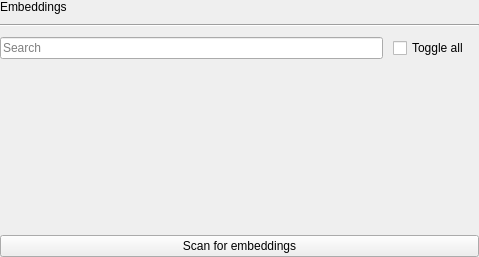
The window that src/airunner/widgets/embeddings/templates/embeddings_container.ui (Capsize-Games/airunner) describes before a commit, drawn with Qt 5.
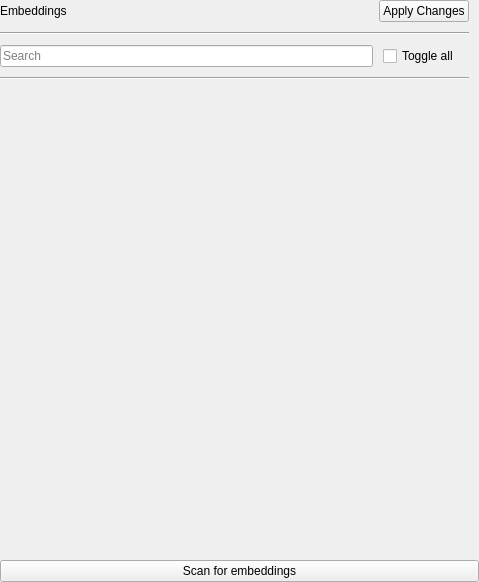
The same window after the commit. Custom widgets are drawn as their Qt base class.

Diff of the .ui file:
```diff
--- a/src/airunner/widgets/embeddings/templates/embeddings_container.ui
+++ b/src/airunner/widgets/embeddings/templates/embeddings_container.ui
@@ -7,7 +7,7 @@
     <x>0</x>
     <y>0</y>
     <width>479</width>
-    <height>257</height>
+    <height>582</height>
    </rect>
   </property>
   <property name="windowTitle">
@@ -32,51 +32,8 @@
    <property name="verticalSpacing">
     <number>10</number>
    </property>
-   <item row="0" column="0">
-    <widget class="QLabel" name="label">
-     <property name="text">
-      <string>Embeddings</string>
-     </property>
-    </widget>
-   </item>
-   <item row="1" column="0">
-    <widget class="Line" name="line">
-     <property name="orientation">
-      <enum>Qt::Orientation::Horizontal</enum>
-     </property>
-    </widget>
-   </item>
-   <item row="2" column="0">
-    <layout class="QHBoxLayout" name="horizontalLayout">
-     <property name="spacing">
-      <number>10</number>
-     </property>
-     <property name="rightMargin">
-      <number>10</number>
-     </property>
-     <item>
-      <widget class="QLineEdit" name="lineEdit">
-       <property name="placeholderText">
-        <string>Search</string>
-       </property>
-      </widget>
-     </item>
-     <item>
-      <widget class="QCheckBox" name="checkBox">
-       <property name="font">
-        <font>
-         <pointsize>9</pointsize>
-        </font>
-       </property>
-       <property name="text">
-        <string>Toggle all</string>
-       </property>
-      </widget>
-     </item>
-    </layout>
-   </item>
-   <item row="3" column="0">
-    <widget class="QScrollArea" name="embeddings">
+   <item row="4" column="0">
+    <widget class="QScrollArea" name="embeddings_scroll_area">
      <property name="font">
       <font>
        <pointsize>9</pointsize>
@@ -97,7 +54,7 @@
         <x>0</x>
         <y>0</y>
         <width>479</width>
-        <height>145</height>
+        <height>436</height>
        </rect>
       </property>
       <layout class="QGridLayout" name="gridLayout_2">
@@ -123,15 +80,126 @@
      </widget>
     </widget>
    </item>
-   <item row="4" column="0">
+   <item row="5" column="0">
     <widget class="QPushButton" name="pushButton">
      <property name="text">
       <string>Scan for embeddings</string>
      </property>
     </widget>
    </item>
+   <item row="0" column="0">
+    <layout class="QVBoxLayout" name="verticalLayout">
+     <property name="spacing">
+      <number>10</number>
+     </property>
+     <property name="rightMargin">
+      <number>10</number>
+     </property>
+     <property name="bottomMargin">
+      <number>10</number>
+     </property>
+     <item>
+      <layout class="QHBoxLayout" name="horizontalLayout_2">
+       <item>
+        <widget class="QLabel" name="label">
+         <property name="text">
+          <string>Embeddings</string>
+         </property>
+        </widget>
+       </item>
+       <item>
+        <spacer name="horizontalSpacer">
+         <property name="orientation">
+          <enum>Qt::Orientation::Horizontal</enum>
+         </property>
+         <property name="sizeHint" stdset="0">
+          <size>
+           <width>40</width>
+           <height>20</height>
+          </size>
+         </property>
+        </spacer>
+       </item>
+       <item>
+        <widget class="LoadingWidget" name="loading_icon" native="true">
+         <property name="sizePolicy">
+          <sizepolicy hsizetype="Preferred" vsizetype="Preferred">
+           <horstretch>0</horstretch>
+           <verstretch>0</verstretch>
+          </sizepolicy>
+         </property>
+         <property name="minimumSize">
+          <size>
+           <width>0</width>
+           <height>0</height>
+          </size>
+         </property>
+        </widget>
+       </item>
+       <item>
+        <widget class="QPushButton" name="apply_embeddings_button">
+         <property name="text">
+          <string>Apply Changes</string>
+         </property>
+        </widget>
+       </item>
+      </layout>
+     </item>
+     <item>
+      <widget class="Line" name="line">
+       <property name="orientation">
+        <enum>Qt::Orientation::Horizontal</enum>
+       </property>
+      </widget>
+     </item>
+     <item>
+      <layout class="QHBoxLayout" name="horizontalLayout">
+       <property name="spacing">
+        <number>10</number>
+       </property>
+       <property name="rightMargin">
+        <number>10</number>
+       </property>
+       <item>
+        <widget class="QLineEdit" name="lineEdit">
+         <property name="placeholderText">
+          <string>Search</string>
+         </property>
+        </widget>
+       </item>
+       <item>
+        <widget class="QCheckBox" name="toggle_all_embeddings">
+         <property name="font">
+          <font>
+           <pointsize>9</pointsize>
+          </font>
+         </property>
+         <property name="text">
+          <string>Toggle all</string>
+         </property>
+        </widget>
+       </item>
+      </layout>
+     </item>
+     <item>
+      <widget class="Line" name="line_2">
+       <property name="orientation">
+        <enum>Qt::Orientation::Horizontal</enum>
+       </property>
+      </widget>
+     </item>
+    </layout>
+   </item>
   </layout>
  </widget>
+ <customwidgets>
+  <customwidget>
+   <class>LoadingWidget</class>
+   <extends>QWidget</extends>
+   <header>airunner/widgets/llm/loading_widget</header>
+   <container>1</container>
+  </customwidget>
+ </customwidgets>
  <resources/>
  <connections>
   <connection>
```
Left out of the diff: 31 changed lines with no effect on the pictures.
